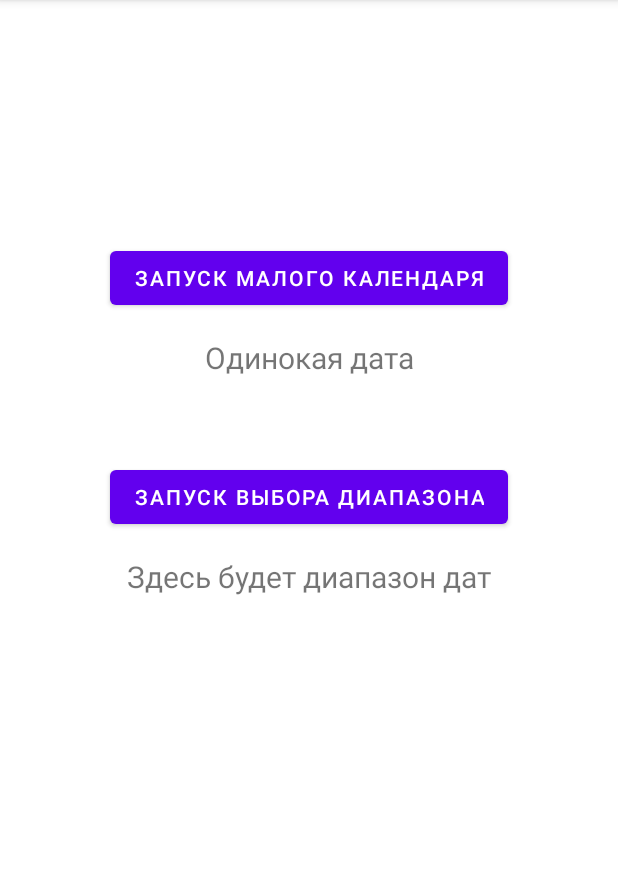
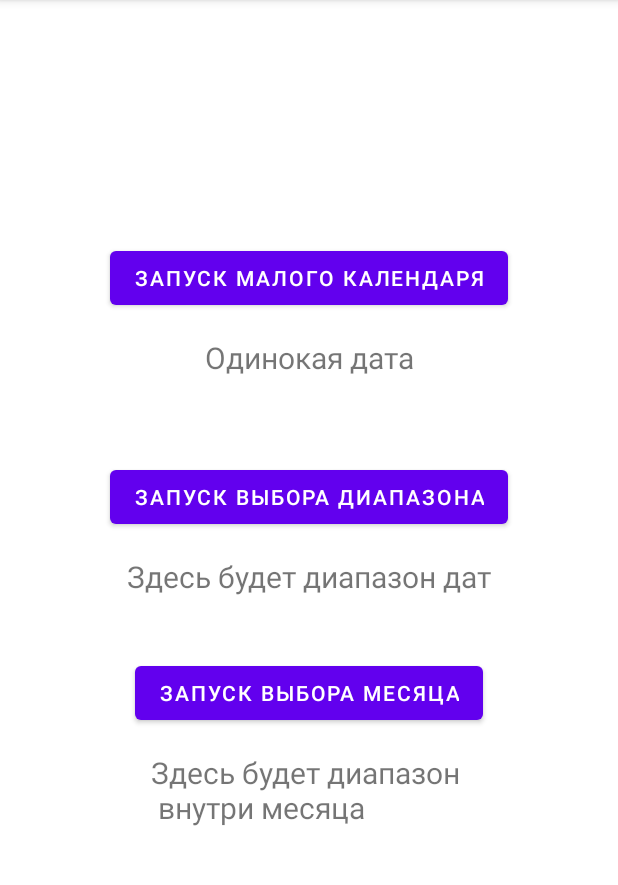
Before and after one commit to Kovano/S007_Calendar_Range, an Android app: the screen it shows after launch (MainActivity), on a phone screen of 412 x 824 dp, the part 84-969 px from its top. Run offline under Robolectric (Android 15) with nearby library versions, the phone set to English and light mode, and no system bars.

Commit message:
002 - Добавлена возможность выбирать месяц.

```diff
--- a/app/src/main/res/layout/activity_main.xml
+++ b/app/src/main/res/layout/activity_main.xml
@@ -48,4 +48,25 @@
         app:layout_constraintEnd_toEndOf="parent"
         app:layout_constraintStart_toStartOf="parent" />
 
+    <Button
+        android:id="@+id/btn3"
+        android:layout_width="wrap_content"
+        android:layout_height="wrap_content"
+        android:layout_marginTop="40dp"
+        android:text="Запуск выбора месяца"
+        app:layout_constraintEnd_toEndOf="parent"
+        app:layout_constraintStart_toStartOf="parent"
+        app:layout_constraintTop_toBottomOf="@+id/tv_text_result" />
+
+    <TextView
+        android:id="@+id/tv_textMonth"
+        android:layout_width="wrap_content"
+        android:layout_height="wrap_content"
+        android:layout_marginTop="15dp"
+        android:text="Здесь будет диапазон \n внутри месяца"
+        android:textSize="20sp"
+        app:layout_constraintEnd_toEndOf="parent"
+        app:layout_constraintStart_toStartOf="parent"
+        app:layout_constraintTop_toBottomOf="@+id/btn3" />
+
 </androidx.constraintlayout.widget.ConstraintLayout>
```
Also changed, not shown: app/src/main/java/kovano/github/s007_calendarrange/MainActivity.kt (+63 -4 lines).
